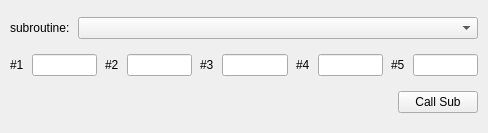
This is sub_caller.ui in kcjengr/TurBoProbe as Qt 5 draws it before an edit. The edited form follows.
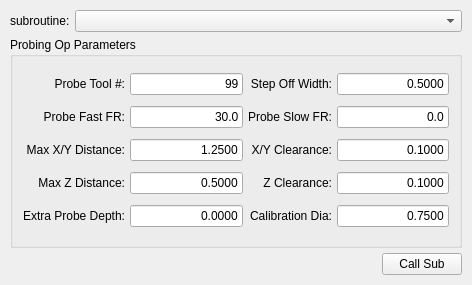
This is the edited form.

Diff of the .ui file:
```diff
--- a/sub_caller.ui
+++ b/sub_caller.ui
@@ -6,8 +6,8 @@
    <rect>
     <x>0</x>
     <y>0</y>
-    <width>488</width>
-    <height>133</height>
+    <width>472</width>
+    <height>285</height>
    </rect>
   </property>
   <property name="windowTitle">
@@ -16,7 +16,7 @@
   <widget class="QWidget" name="centralwidget">
    <layout class="QVBoxLayout" name="verticalLayout">
     <property name="spacing">
-     <number>8</number>
+     <number>5</number>
     </property>
     <property name="leftMargin">
      <number>10</number>
@@ -52,78 +52,241 @@
      </layout>
     </item>
     <item>
-     <layout class="QHBoxLayout" name="horizontalLayout_6">
-      <item>
+     <widget class="QGroupBox" name="groupBox">
+      <property name="sizePolicy">
+       <sizepolicy hsizetype="Minimum" vsizetype="Minimum">
+        <horstretch>0</horstretch>
+        <verstretch>0</verstretch>
+       </sizepolicy>
+      </property>
+      <property name="title">
+       <string>Probing Op Parameters</string>
+      </property>
        <layout class="QHBoxLayout" name="horizontalLayout">
+       <property name="spacing">
+        <number>5</number>
+       </property>
+       <property name="leftMargin">
+        <number>10</number>
+       </property>
+       <property name="topMargin">
+        <number>10</number>
+       </property>
+       <property name="rightMargin">
+        <number>10</number>
+       </property>
+       <property name="bottomMargin">
+        <number>10</number>
+       </property>
         <item>
-         <widget class="QLabel" name="label_2">
+        <layout class="QGridLayout" name="gridLayout">
+         <item row="3" column="0">
+          <widget class="QLabel" name="label_7">
           <property name="text">
-           <string>#1</string>
-          </property>
-         </widget>
-        </item>
-        <item>
-         <widget class="QLineEdit" name="argEntry_1"/>
-        </item>
-       </layout>
-      </item>
-      <item>
-       <layout class="QHBoxLayout" name="horizontalLayout_2">
-        <item>
-         <widget class="QLabel" name="label_3">
+            <string>Max X/Y Distance:</string>
+           </property>
+           <property name="alignment">
+            <set>Qt::AlignRight|Qt::AlignTrailing|Qt::AlignVCenter</set>
+           </property>
+          </widget>
+         </item>
+         <item row="6" column="3">
+          <widget class="QLineEdit" name="z_clearance">
+           <property name="text">
+            <string>0.1000</string>
+           </property>
+           <property name="alignment">
+            <set>Qt::AlignRight|Qt::AlignTrailing|Qt::AlignVCenter</set>
+           </property>
+          </widget>
+         </item>
+         <item row="7" column="2">
+          <widget class="QLabel" name="label_11">
+           <property name="text">
+            <string>Calibration Dia:</string>
+           </property>
+           <property name="alignment">
+            <set>Qt::AlignRight|Qt::AlignTrailing|Qt::AlignVCenter</set>
+           </property>
+          </widget>
+         </item>
+         <item row="6" column="0">
+          <widget class="QLabel" name="label_10">
           <property name="text">
-           <string>#2</string>
-          </property>
-         </widget>
-        </item>
-        <item>
-         <widget class="QLineEdit" name="argEntry_2"/>
-        </item>
-       </layout>
-      </item>
-      <item>
-       <layout class="QHBoxLayout" name="horizontalLayout_3">
-        <item>
+            <string>Max Z Distance:</string>
+           </property>
+           <property name="alignment">
+            <set>Qt::AlignRight|Qt::AlignTrailing|Qt::AlignVCenter</set>
+           </property>
+          </widget>
+         </item>
+         <item row="7" column="0">
+          <widget class="QLabel" name="label_12">
+           <property name="text">
+            <string>Extra Probe Depth:</string>
+           </property>
+           <property name="alignment">
+            <set>Qt::AlignRight|Qt::AlignTrailing|Qt::AlignVCenter</set>
+           </property>
+          </widget>
+         </item>
+         <item row="0" column="2">
          <widget class="QLabel" name="label_4">
           <property name="text">
-           <string>#3</string>
-          </property>
-         </widget>
-        </item>
-        <item>
-         <widget class="QLineEdit" name="argEntry_3"/>
-        </item>
-       </layout>
-      </item>
-      <item>
-       <layout class="QHBoxLayout" name="horizontalLayout_4">
-        <item>
+            <string>Step Off Width:</string>
+           </property>
+           <property name="alignment">
+            <set>Qt::AlignRight|Qt::AlignTrailing|Qt::AlignVCenter</set>
+           </property>
+          </widget>
+         </item>
+         <item row="6" column="2">
+          <widget class="QLabel" name="label_9">
+           <property name="text">
+            <string>Z Clearance:</string>
+           </property>
+           <property name="alignment">
+            <set>Qt::AlignRight|Qt::AlignTrailing|Qt::AlignVCenter</set>
+           </property>
+          </widget>
+         </item>
+         <item row="3" column="1">
+          <widget class="QLineEdit" name="max_xy_distance">
+           <property name="text">
+            <string>1.2500</string>
+           </property>
+           <property name="alignment">
+            <set>Qt::AlignRight|Qt::AlignTrailing|Qt::AlignVCenter</set>
+           </property>
+          </widget>
+         </item>
+         <item row="0" column="3">
+          <widget class="QLineEdit" name="step_off_width">
+           <property name="text">
+            <string>0.5000</string>
+           </property>
+           <property name="alignment">
+            <set>Qt::AlignRight|Qt::AlignTrailing|Qt::AlignVCenter</set>
+           </property>
+          </widget>
+         </item>
+         <item row="1" column="3">
+          <widget class="QLineEdit" name="probe_slow_fr">
+           <property name="text">
+            <string>0.0</string>
+           </property>
+           <property name="alignment">
+            <set>Qt::AlignRight|Qt::AlignTrailing|Qt::AlignVCenter</set>
+           </property>
+          </widget>
+         </item>
+         <item row="1" column="1">
+          <widget class="QLineEdit" name="probe_fast_fr">
+           <property name="inputMask">
+            <string/>
+           </property>
+           <property name="text">
+            <string>30.0</string>
+           </property>
+           <property name="alignment">
+            <set>Qt::AlignRight|Qt::AlignTrailing|Qt::AlignVCenter</set>
+           </property>
+          </widget>
+         </item>
+         <item row="0" column="0">
+          <widget class="QLabel" name="label_3">
+           <property name="text">
+            <string>Probe Tool #:</string>
+           </property>
+           <property name="alignment">
+            <set>Qt::AlignRight|Qt::AlignTrailing|Qt::AlignVCenter</set>
+           </property>
+          </widget>
+         </item>
+         <item row="1" column="0">
          <widget class="QLabel" name="label_5">
           <property name="text">
-           <string>#4</string>
-          </property>
-         </widget>
-        </item>
-        <item>
-         <widget class="QLineEdit" name="argEntry_4"/>
-        </item>
-       </layout>
-      </item>
-      <item>
-       <layout class="QHBoxLayout" name="horizontalLayout_5">
-        <item>
+            <string>Probe Fast FR:</string>
+           </property>
+           <property name="alignment">
+            <set>Qt::AlignRight|Qt::AlignTrailing|Qt::AlignVCenter</set>
+           </property>
+          </widget>
+         </item>
+         <item row="0" column="1">
+          <widget class="QLineEdit" name="probe_tool">
+           <property name="text">
+            <string>99</string>
+           </property>
+           <property name="alignment">
+            <set>Qt::AlignRight|Qt::AlignTrailing|Qt::AlignVCenter</set>
+           </property>
+          </widget>
+         </item>
+         <item row="3" column="3">
+          <widget class="QLineEdit" name="xy_clearance">
+           <property name="text">
+            <string>0.1000</string>
+           </property>
+           <property name="alignment">
+            <set>Qt::AlignRight|Qt::AlignTrailing|Qt::AlignVCenter</set>
+           </property>
+          </widget>
+         </item>
+         <item row="7" column="3">
+          <widget class="QLineEdit" name="calibration_dia">
+           <property name="text">
+            <string>0.7500</string>
+           </property>
+           <property name="alignment">
+            <set>Qt::AlignRight|Qt::AlignTrailing|Qt::AlignVCenter</set>
+           </property>
+          </widget>
+         </item>
+         <item row="1" column="2">
          <widget class="QLabel" name="label_6">
           <property name="text">
-           <string>#5</string>
-          </property>
-         </widget>
-        </item>
-        <item>
-         <widget class="QLineEdit" name="argEntry_5"/>
-        </item>
+            <string>Probe Slow FR:</string>
+           </property>
+           <property name="alignment">
+            <set>Qt::AlignRight|Qt::AlignTrailing|Qt::AlignVCenter</set>
+           </property>
+          </widget>
+         </item>
+         <item row="3" column="2">
+          <widget class="QLabel" name="label_8">
+           <property name="text">
+            <string>X/Y Clearance:</string>
+           </property>
+           <property name="alignment">
+            <set>Qt::AlignRight|Qt::AlignTrailing|Qt::AlignVCenter</set>
+           </property>
+          </widget>
+         </item>
+         <item row="6" column="1">
+          <widget class="QLineEdit" name="max_z_distance">
+           <property name="text">
+            <string>0.5000</string>
+           </property>
+           <property name="alignment">
+            <set>Qt::AlignRight|Qt::AlignTrailing|Qt::AlignVCenter</set>
+           </property>
+          </widget>
+         </item>
+         <item row="7" column="1">
+          <widget class="QLineEdit" name="extra_probe_depth">
+           <property name="text">
+            <string>0.0000</string>
+           </property>
+           <property name="alignment">
+            <set>Qt::AlignRight|Qt::AlignTrailing|Qt::AlignVCenter</set>
+           </property>
+          </widget>
+         </item>
        </layout>
       </item>
      </layout>
+     </widget>
     </item>
     <item>
      <layout class="QHBoxLayout" name="horizontalLayout_8">
```
Left out of the diff: 2 changed lines with no effect on the pictures. Lines whose indentation alone changed are shown as unchanged.
